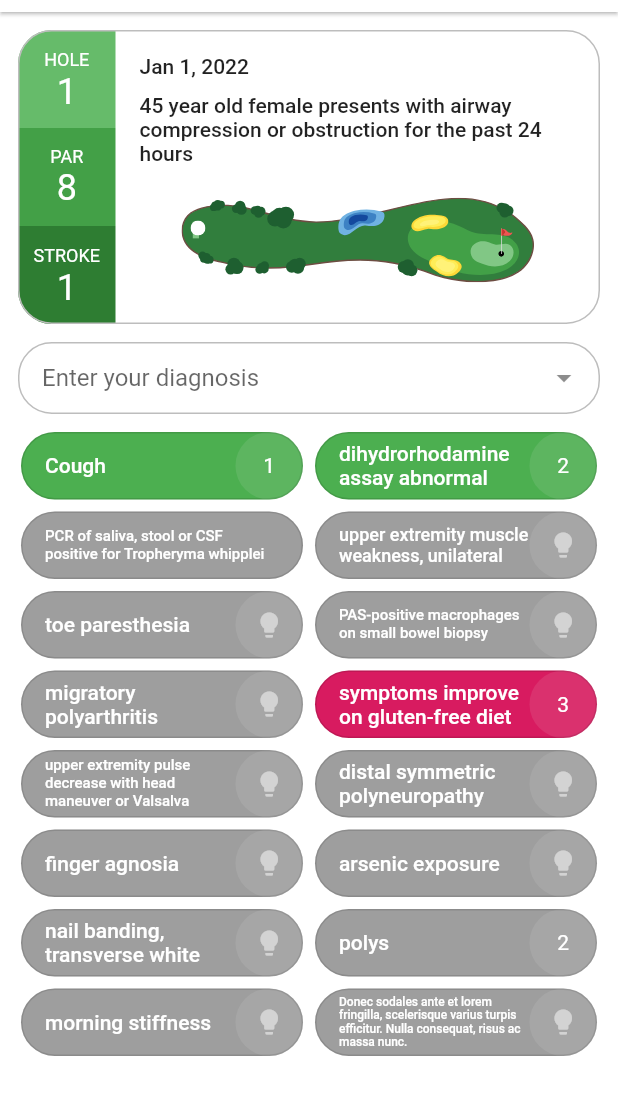
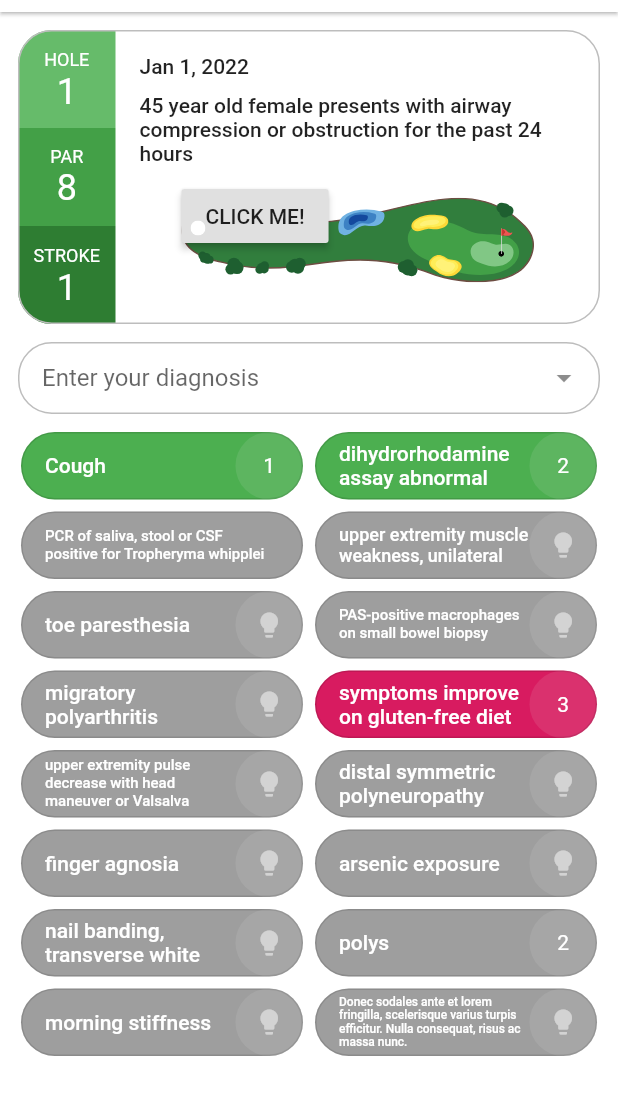
Before and after one commit to MGH-LCS/dxplain-open, a Flutter app: the screen it shows after launch, on a phone screen of 412 x 824 dp, the part 72-1187 px from its top. Run offline on Flutter 3.47's test engine with Material 2 defaults, Android fonts, the phone set to English and light mode, and no system bars; drawn by our look-alikes of auto_size_text; our stand-ins replace flutter_svg.

Commit message:
first attempt at animationb

```diff
--- a/lib/main.dart
+++ b/lib/main.dart
@@ -73,7 +73,7 @@ class _MyHomePageState extends State<MyHomePage> {
                     width: uiAppMaxWidth.find(context),
                     child: Column(
                       children: [
-                        const CaseCard(),
+                        CaseCard(),
                         SizedBox(height: uiAppSpacing.find(context)),
                         const DiagnosisCard(),
                         SizedBox(height: uiAppSpacing.find(context)),
@@ -445,7 +445,33 @@ class CaseCard extends StatelessWidget {
                           style: cardHoleCaseDescription.find(context),
                         ),
                         SizedBox(height: 10.0),
-                        Center(
+                        GolfHoleState(),
+                      ],
+                    ),
+                  ),
+                )
+              ],
+            ),
+          ),
+        ],
+      ),
+    );
+  }
+}
+
+class GolfHoleState extends StatefulWidget {
+  const GolfHoleState({Key? key}) : super(key: key);
+  @override
+  _GolfHoleState createState() => _GolfHoleState();
+}
+
+class _GolfHoleState extends State<GolfHoleState> {
+  double _left = mobileGolfBallStartPositionLeft;
+  double _top = mobileGolfBallStartPositionTop;
+
+  @override
+  Widget build(BuildContext context) {
+    return Center(
       child: SizedBox(
         width: holeIllustrationWidth.find(context),
         height: holeIllustrationHeight.find(context),
@@ -463,29 +489,45 @@ class CaseCard extends StatelessWidget {
                 ),
               ),
             ),
-                                Positioned(
-                                  left: golfBallStartPositionLeft.find(context),
+            RaisedButton(
+              child: const Text('CLICK ME!'),
+              onPressed: () {
+                setState(() {
+                  _left = _left + 20;
+                  _top = _top + 2;
+                });
+              },
+            ),
+            AnimatedPositioned(
+              child: GolfBall(),
+              duration: const Duration(milliseconds: 100),
+              left: _left,
               top: golfBallStartPositionTop.find(context),
-                                  child: SizedBox(
+            ),
+            // Positioned(
+            //   left: golfBallStartPositionLeft.find(context),
+            //   top: golfBallStartPositionTop.find(context),
+            //   child: GolfBall(),
+            // )
+          ],
+        ),
+      ),
+    );
+  }
+}
+
+class GolfBall extends StatelessWidget {
+  const GolfBall({
+    Key? key,
+  }) : super(key: key);
+
+  @override
+  Widget build(BuildContext context) {
+    return SizedBox(
       width: golfBallDiameter.find(context),
       child: SvgPicture.asset(
         "assets/images/ball.svg",
         matchTextDirection: false,
-                                    ),
-                                  ),
-                                )
-                              ],
-                            ),
-                          ),
-                        ),
-                      ],
-                    ),
-                  ),
-                )
-              ],
-            ),
-          ),
-        ],
       ),
     );
   }
```
Lines whose indentation alone changed are shown as unchanged.
